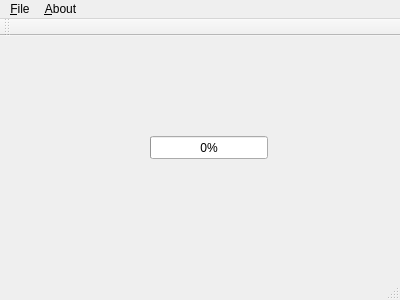
The window that Dump852/mainwindow.ui (CIDCO-dev/Imagenex852) describes before a commit, drawn with Qt 5.
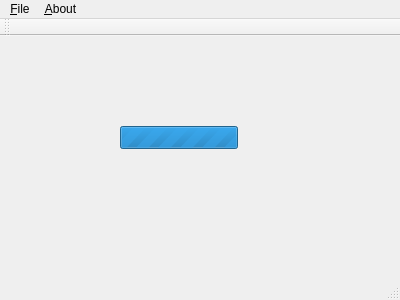
The same window after the commit.

```diff
--- a/Dump852/mainwindow.ui
+++ b/Dump852/mainwindow.ui
@@ -17,18 +17,27 @@
    <widget class="QProgressBar" name="pbCharge">
     <property name="geometry">
      <rect>
-      <x>150</x>
-      <y>100</y>
+      <x>120</x>
+      <y>90</y>
       <width>118</width>
       <height>23</height>
      </rect>
     </property>
+    <property name="autoFillBackground">
+     <bool>false</bool>
+    </property>
+    <property name="maximum">
+     <number>0</number>
+    </property>
     <property name="value">
      <number>0</number>
     </property>
     <property name="textVisible">
      <bool>true</bool>
     </property>
+    <property name="invertedAppearance">
+     <bool>false</bool>
+    </property>
    </widget>
   </widget>
   <widget class="QMenuBar" name="menuBar">
```
Left out of the diff: 2 changed lines with no effect on the pictures.
